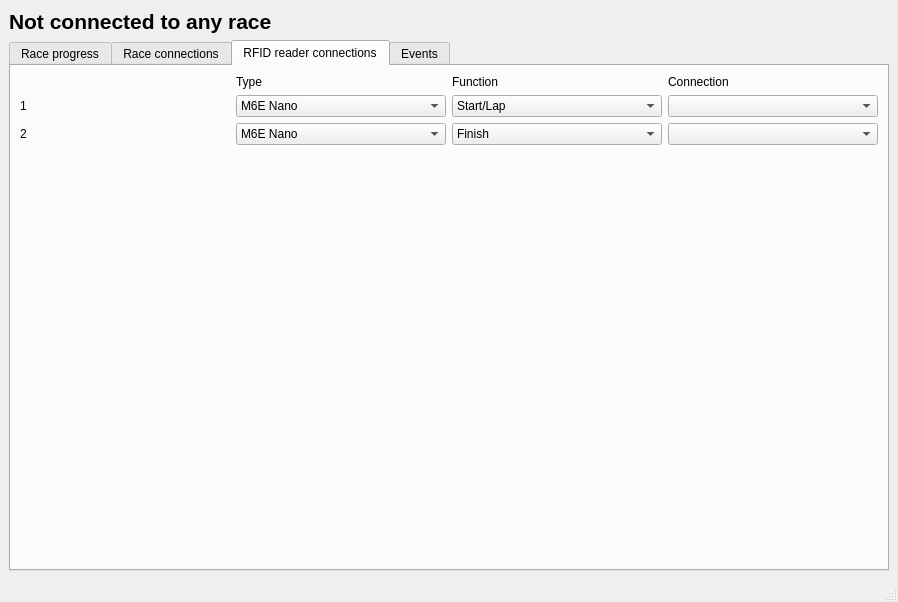
nfogh/Racetiming, file software/src/mainwindow.ui: the form before one commit.
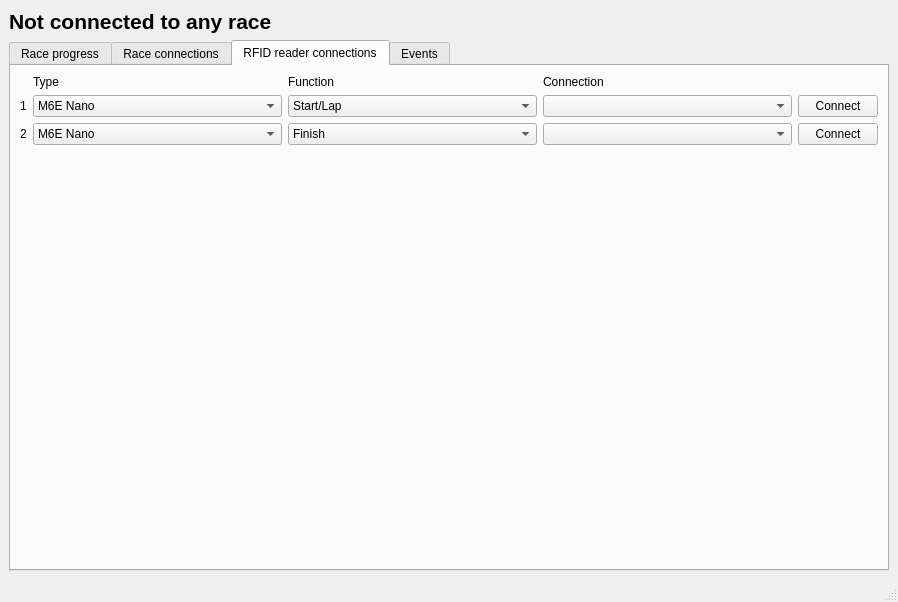
The form after the commit. Custom widgets are drawn as their Qt base class.

The edit to the form file:
```diff
--- a/software/src/mainwindow.ui
+++ b/software/src/mainwindow.ui
@@ -123,11 +123,27 @@
         <string>RFID reader connections</string>
        </attribute>
        <layout class="QGridLayout" name="gridLayout">
-        <item row="2" column="0">
-         <widget class="QLabel" name="label_7">
-          <property name="text">
-           <string>2</string>
+        <item row="2" column="2">
+         <widget class="QComboBox" name="connectRFID2FunctionComboBox">
+          <property name="sizePolicy">
+           <sizepolicy hsizetype="MinimumExpanding" vsizetype="Fixed">
+            <horstretch>0</horstretch>
+            <verstretch>0</verstretch>
+           </sizepolicy>
           </property>
+          <property name="currentIndex">
+           <number>1</number>
+          </property>
+          <item>
+           <property name="text">
+            <string>Start/Lap</string>
+           </property>
+          </item>
+          <item>
+           <property name="text">
+            <string>Finish</string>
+           </property>
+          </item>
          </widget>
         </item>
         <item row="1" column="0">
@@ -137,37 +153,14 @@
           </property>
          </widget>
         </item>
-        <item row="2" column="3">
-         <widget class="QSerialPortComboBox" name="comboBox_6"/>
-        </item>
-        <item row="1" column="2">
-         <widget class="QComboBox" name="comboBox_2">
-          <item>
-           <property name="text">
-            <string>Start/Lap</string>
-           </property>
-          </item>
-          <item>
-           <property name="text">
-            <string>Finish</string>
-           </property>
-          </item>
-         </widget>
-        </item>
-        <item row="1" column="1">
-         <widget class="QComboBox" name="comboBox">
-          <property name="currentIndex">
-           <number>0</number>
-          </property>
-          <item>
-           <property name="text">
-            <string>M6E Nano</string>
-           </property>
-          </item>
-         </widget>
-        </item>
         <item row="2" column="1">
-         <widget class="QComboBox" name="comboBox_4">
+         <widget class="QComboBox" name="connectRFID2TypeComboBox">
+          <property name="sizePolicy">
+           <sizepolicy hsizetype="MinimumExpanding" vsizetype="Fixed">
+            <horstretch>0</horstretch>
+            <verstretch>0</verstretch>
+           </sizepolicy>
+          </property>
           <property name="currentIndex">
            <number>0</number>
           </property>
@@ -178,16 +171,6 @@
           </item>
          </widget>
         </item>
-        <item row="1" column="3">
-         <widget class="QSerialPortComboBox" name="comboBox_3"/>
-        </item>
-        <item row="0" column="1">
-         <widget class="QLabel" name="label_2">
-          <property name="text">
-           <string>Type</string>
-          </property>
-         </widget>
-        </item>
         <item row="0" column="3">
          <widget class="QLabel" name="label_6">
           <property name="text">
@@ -195,23 +178,6 @@
           </property>
          </widget>
         </item>
-        <item row="2" column="2">
-         <widget class="QComboBox" name="comboBox_5">
-          <property name="currentIndex">
-           <number>1</number>
-          </property>
-          <item>
-           <property name="text">
-            <string>Start/Lap</string>
-           </property>
-          </item>
-          <item>
-           <property name="text">
-            <string>Finish</string>
-           </property>
-          </item>
-         </widget>
-        </item>
         <item row="0" column="2">
          <widget class="QLabel" name="label_5">
           <property name="text">
@@ -219,6 +185,78 @@
           </property>
          </widget>
         </item>
+        <item row="2" column="3">
+         <widget class="QSerialPortComboBox" name="connectRFID2ConnectionComboBox">
+          <property name="sizePolicy">
+           <sizepolicy hsizetype="MinimumExpanding" vsizetype="Fixed">
+            <horstretch>0</horstretch>
+            <verstretch>0</verstretch>
+           </sizepolicy>
+          </property>
+         </widget>
+        </item>
+        <item row="1" column="2">
+         <widget class="QComboBox" name="connectRFID1FunctionComboBox">
+          <property name="sizePolicy">
+           <sizepolicy hsizetype="MinimumExpanding" vsizetype="Fixed">
+            <horstretch>0</horstretch>
+            <verstretch>0</verstretch>
+           </sizepolicy>
+          </property>
+          <item>
+           <property name="text">
+            <string>Start/Lap</string>
+           </property>
+          </item>
+          <item>
+           <property name="text">
+            <string>Finish</string>
+           </property>
+          </item>
+         </widget>
+        </item>
+        <item row="2" column="0">
+         <widget class="QLabel" name="label_7">
+          <property name="text">
+           <string>2</string>
+          </property>
+         </widget>
+        </item>
+        <item row="0" column="1">
+         <widget class="QLabel" name="label_2">
+          <property name="text">
+           <string>Type</string>
+          </property>
+         </widget>
+        </item>
+        <item row="1" column="3">
+         <widget class="QSerialPortComboBox" name="connectRFID1ConnectionComboBox">
+          <property name="sizePolicy">
+           <sizepolicy hsizetype="MinimumExpanding" vsizetype="Fixed">
+            <horstretch>0</horstretch>
+            <verstretch>0</verstretch>
+           </sizepolicy>
+          </property>
+         </widget>
+        </item>
+        <item row="1" column="1">
+         <widget class="QComboBox" name="connectRFID1TypeComboBox">
+          <property name="sizePolicy">
+           <sizepolicy hsizetype="MinimumExpanding" vsizetype="Fixed">
+            <horstretch>0</horstretch>
+            <verstretch>0</verstretch>
+           </sizepolicy>
+          </property>
+          <property name="currentIndex">
+           <number>0</number>
+          </property>
+          <item>
+           <property name="text">
+            <string>M6E Nano</string>
+           </property>
+          </item>
+         </widget>
+        </item>
         <item row="3" column="2">
          <spacer name="verticalSpacer_2">
           <property name="orientation">
@@ -232,6 +270,20 @@
           </property>
          </spacer>
         </item>
+        <item row="1" column="4">
+         <widget class="QPushButton" name="connectRFID1ConnectPushButton">
+          <property name="text">
+           <string>Connect</string>
+          </property>
+         </widget>
+        </item>
+        <item row="2" column="4">
+         <widget class="QPushButton" name="connectRFID2ConnectPushButton">
+          <property name="text">
+           <string>Connect</string>
+          </property>
+         </widget>
+        </item>
        </layout>
       </widget>
       <widget class="QWidget" name="tab_4">
```
